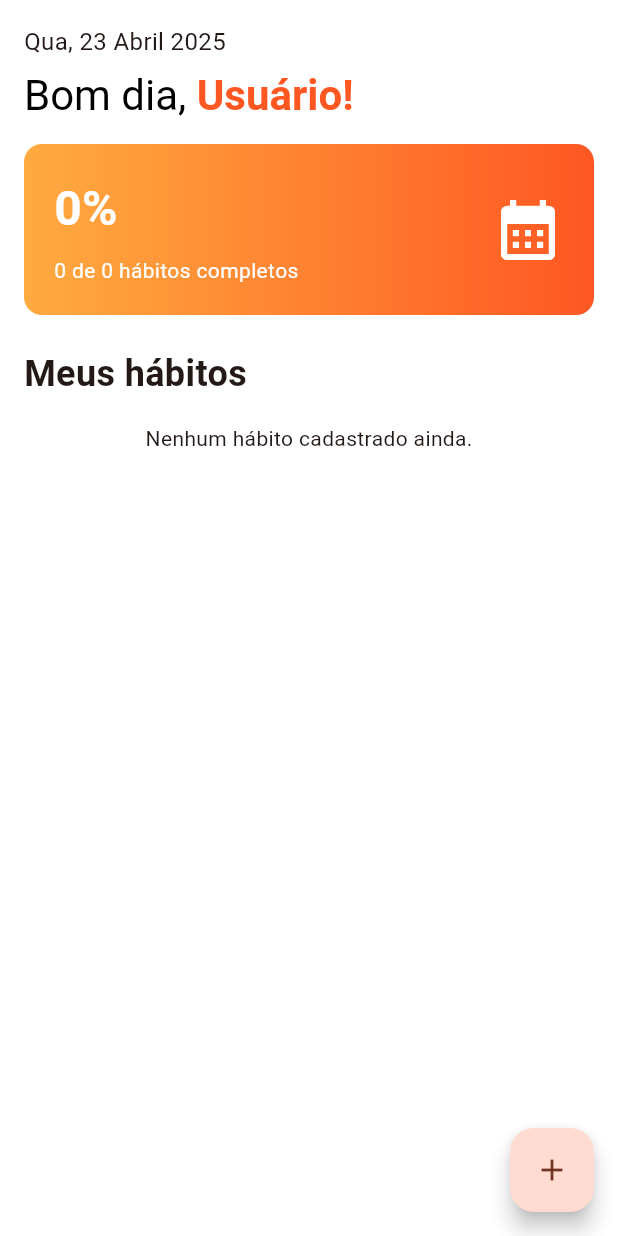
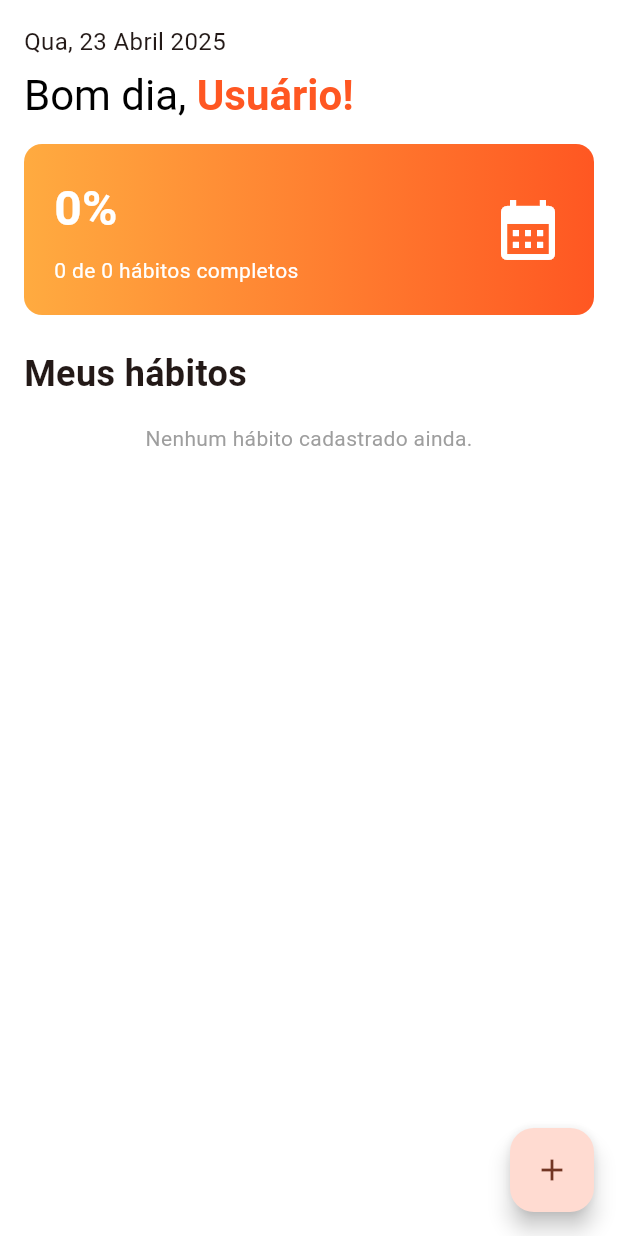
Before and after one commit to Biguelini/Aplicativo-de-Habito, a Flutter app: the screen it shows after launch, on a phone screen of 412 x 824 dp. Run offline on Flutter 3.47's test engine with Material 3 defaults, Android fonts, the phone set to English and light mode, and no system bars.

Commit message:
alterando texto

```diff
--- a/flutter_aula_1/lib/screens/home_screen.dart
+++ b/flutter_aula_1/lib/screens/home_screen.dart
@@ -103,8 +103,17 @@ class HomeScreen extends StatelessWidget {
           ),
           // Verificação se há hábitos ou não
           habitos.isEmpty
-              ? const Center(child: Text('Nenhum hábito cadastrado ainda.'))
-              : Expanded(
+              ? const Center(
+                child: Text(
+                  'Nenhum hábito cadastrado ainda.',
+                  style: TextStyle(
+                    color:
+                        Colors
+                            .grey, // Você pode ajustar para o tom de cinza desejado
+                  ),
+                ),
+              )
+               : Expanded(
                 // Garantir que o ListView ocupe o espaço disponível
                 child: ListView.builder(
                   padding: EdgeInsets.zero,
```
